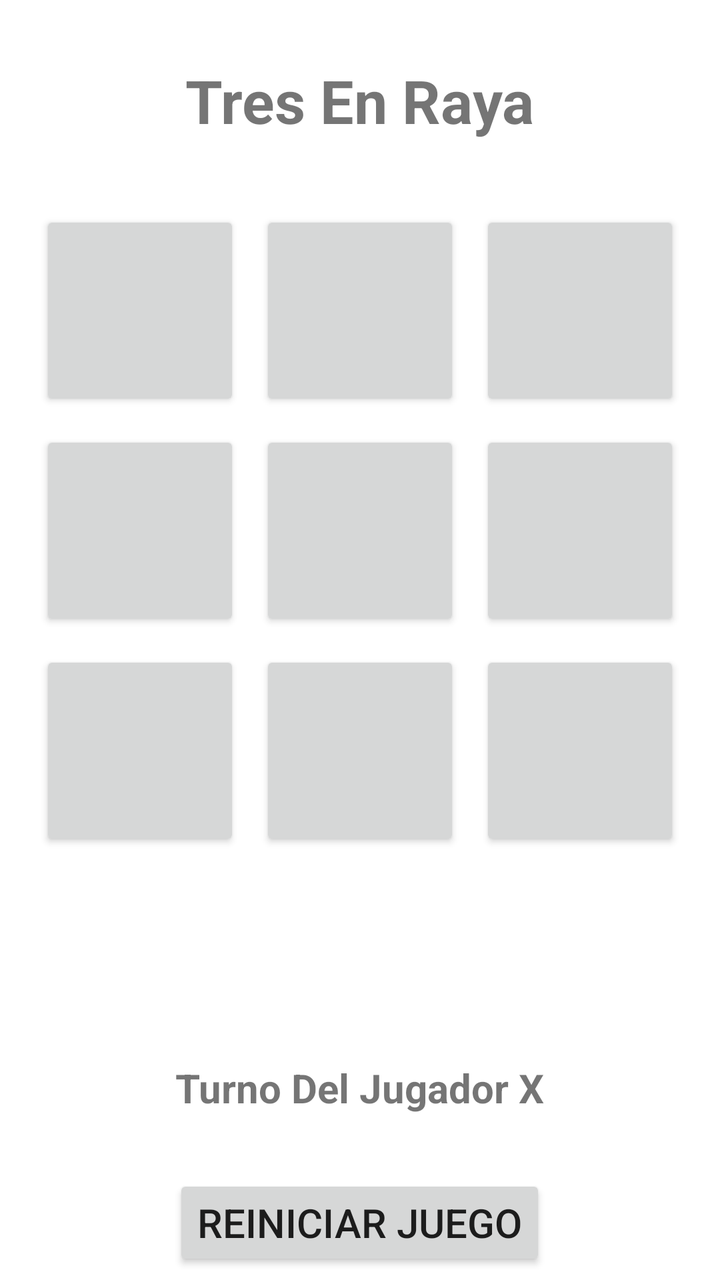
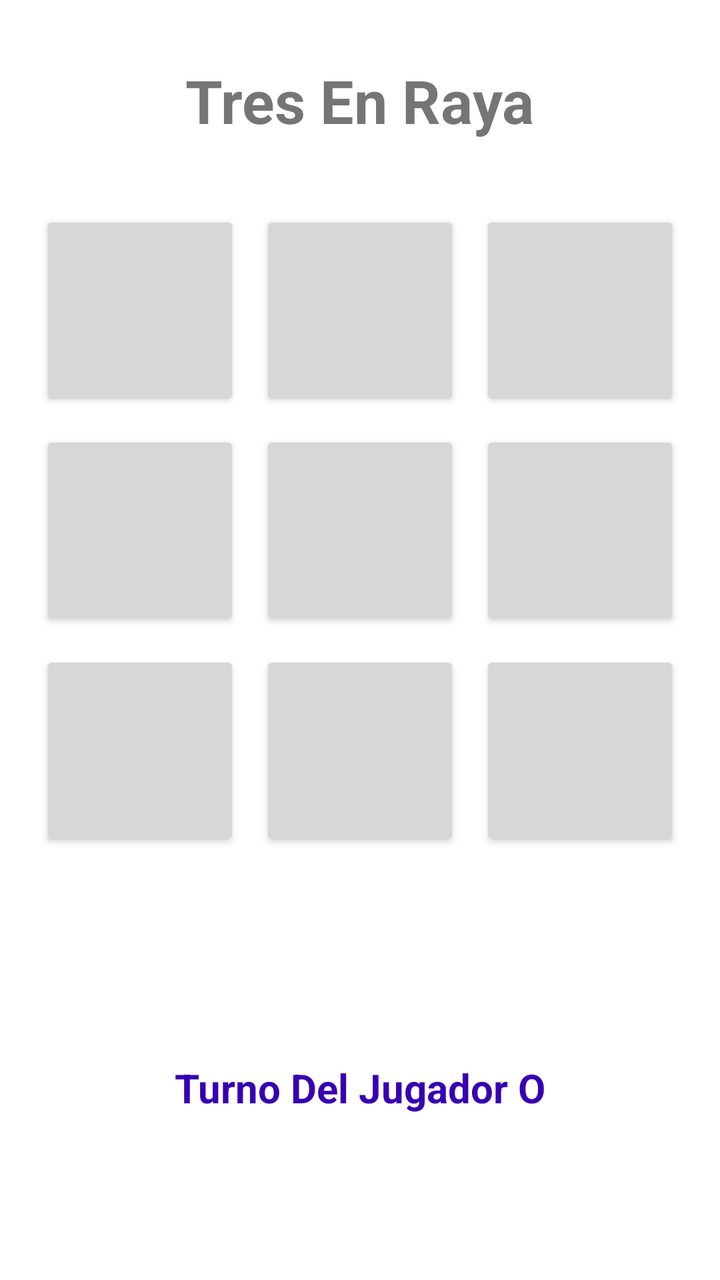

Screens rendered from an Android XML layout before and after an edit, with the pre-edit source and the edit as a unified diff.
<!-- AndroidManifest.xml: application theme Theme._2026_TresEnRaya -->
<!-- res/layout/activity_main.xml -->
<?xml version="1.0" encoding="utf-8"?>
<RelativeLayout xmlns:android="http://schemas.android.com/apk/res/android"
    android:layout_width="match_parent"
    android:layout_height="match_parent">
    <TextView
        android:id="@+id/TxVTitle"
        android:layout_width="wrap_content"
        android:layout_height="wrap_content"
        android:text="@string/appTitle"
        android:textSize="@dimen/textSizeTitle"
        android:textStyle="bold"
        android:layout_centerHorizontal="true"
        android:layout_marginTop="@dimen/marginTop"
        />
    <GridLayout
        android:id="@+id/GRLTablero"
        android:layout_width="wrap_content"
        android:layout_height="wrap_content"
        android:layout_below="@+id/TxVTitle"
        android:layout_marginTop="@dimen/marginTop"
        android:layout_centerHorizontal="true"
        android:columnCount="3"
        android:rowCount="3"
        android:alignmentMode="alignMargins"
        >
        <Button
            android:id="@+id/BTN00"
            android:layout_width="@dimen/buttonWidth"
            android:layout_height="@dimen/buttonHeight"
            android:layout_margin="@dimen/buttonMargin"/>
        <Button
            android:id="@+id/BTN01"
            android:layout_width="@dimen/buttonWidth"
            android:layout_height="@dimen/buttonHeight"
            android:layout_margin="@dimen/buttonMargin"/>
        <Button
            android:id="@+id/BTN02"
            android:layout_width="@dimen/buttonWidth"
            android:layout_height="@dimen/buttonHeight"
            android:layout_margin="@dimen/buttonMargin"/>
        <Button
            android:id="@+id/BTN10"
            android:layout_width="@dimen/buttonWidth"
            android:layout_height="@dimen/buttonHeight"
            android:layout_margin="@dimen/buttonMargin"/>
        <Button
            android:id="@+id/BTN11"
            android:layout_width="@dimen/buttonWidth"
            android:layout_height="@dimen/buttonHeight"
            android:layout_margin="@dimen/buttonMargin"/>
        <Button
            android:id="@+id/BTN12"
            android:layout_width="@dimen/buttonWidth"
            android:layout_height="@dimen/buttonHeight"
            android:layout_margin="@dimen/buttonMargin"/>
        <Button
            android:id="@+id/BTN20"
            android:layout_width="@dimen/buttonWidth"
            android:layout_height="@dimen/buttonHeight"
            android:layout_margin="@dimen/buttonMargin"/>
        <Button
            android:id="@+id/BTN21"
            android:layout_width="@dimen/buttonWidth"
            android:layout_height="@dimen/buttonHeight"
            android:layout_margin="@dimen/buttonMargin"/>
        <Button
            android:id="@+id/BTN22"
            android:layout_width="@dimen/buttonWidth"
            android:layout_height="@dimen/buttonHeight"
            android:layout_margin="@dimen/buttonMargin"/>

    </GridLayout>
    <TextView
        android:id="@+id/TxVPlayer"
        android:layout_width="wrap_content"
        android:layout_height="wrap_content"
        android:layout_below="@+id/GRLTablero"
        android:text="@string/player"
        android:textSize="@dimen/textSizeNormal"
        android:textStyle="bold"
        android:layout_centerHorizontal="true"
        android:layout_marginTop="@dimen/marginTopFirst"
        />
    <Button
        android:id="@+id/BTNRestart"
        android:layout_width="wrap_content"
        android:layout_height="wrap_content"
        android:layout_below="@id/TxVPlayer"
        android:layout_centerHorizontal="true"
        android:text="@string/Restart"
        android:layout_marginTop="@dimen/marginTop"
        android:textSize="@dimen/textSizeNormal"
        />

</RelativeLayout>
<!-- resources referenced by this layout -->
<resources>
  <dimen name="buttonHeight">100dp</dimen>
  <dimen name="buttonMargin">5dp</dimen>
  <dimen name="buttonWidth">100dp</dimen>
  <dimen name="marginTop">30dp</dimen>
  <dimen name="marginTopFirst">100dp</dimen>
  <dimen name="textSizeNormal">20sp</dimen>
  <dimen name="textSizeTitle">30sp</dimen>
  <string name="Restart">Reiniciar Juego</string>
  <string name="appTitle">Tres En Raya</string>
  <string name="player">Turno Del Jugador X</string>
  <style name="Theme._2026_TresEnRaya" parent="Theme.MaterialComponents.DayNight.DarkActionBar">
          
          <item name="colorPrimary">@color/purple_500</item>
          <item name="colorPrimaryVariant">@color/purple_700</item>
          <item name="colorOnPrimary">@color/white</item>
          
          <item name="colorSecondary">@color/teal_200</item>
          <item name="colorSecondaryVariant">@color/teal_700</item>
          <item name="colorOnSecondary">@color/black</item>
          
          <item name="android:statusBarColor">?attr/colorPrimaryVariant</item>
          
      </style>
  <color name="purple_500">#FF6200EE</color>
  <color name="purple_700">#FF3700B3</color>
  <color name="white">#FFFFFFFF</color>
  <color name="teal_200">#FF03DAC5</color>
  <color name="teal_700">#FF018786</color>
  <color name="black">#FF000000</color>
</resources>

<!-- the commit's change to res/layout/activity_main.xml (unified diff, before → after) -->
@@ -27,47 +27,56 @@
             android:id="@+id/BTN00"
             android:layout_width="@dimen/buttonWidth"
             android:layout_height="@dimen/buttonHeight"
-            android:layout_margin="@dimen/buttonMargin"/>
+            android:layout_margin="@dimen/buttonMargin"
+            android:textSize="@dimen/buttonTextSize"/>
         <Button
             android:id="@+id/BTN01"
             android:layout_width="@dimen/buttonWidth"
             android:layout_height="@dimen/buttonHeight"
-            android:layout_margin="@dimen/buttonMargin"/>
+            android:layout_margin="@dimen/buttonMargin"
+            android:textSize="@dimen/buttonTextSize"/>
         <Button
             android:id="@+id/BTN02"
             android:layout_width="@dimen/buttonWidth"
             android:layout_height="@dimen/buttonHeight"
-            android:layout_margin="@dimen/buttonMargin"/>
+            android:layout_margin="@dimen/buttonMargin"
+            android:textSize="@dimen/buttonTextSize"/>
         <Button
             android:id="@+id/BTN10"
             android:layout_width="@dimen/buttonWidth"
             android:layout_height="@dimen/buttonHeight"
-            android:layout_margin="@dimen/buttonMargin"/>
+            android:layout_margin="@dimen/buttonMargin"
+            android:textSize="@dimen/buttonTextSize"/>
         <Button
             android:id="@+id/BTN11"
             android:layout_width="@dimen/buttonWidth"
             android:layout_height="@dimen/buttonHeight"
-            android:layout_margin="@dimen/buttonMargin"/>
+            android:layout_margin="@dimen/buttonMargin"
+            android:textSize="@dimen/buttonTextSize"/>
         <Button
             android:id="@+id/BTN12"
             android:layout_width="@dimen/buttonWidth"
             android:layout_height="@dimen/buttonHeight"
-            android:layout_margin="@dimen/buttonMargin"/>
+            android:layout_margin="@dimen/buttonMargin"
+            android:textSize="@dimen/buttonTextSize"/>
         <Button
             android:id="@+id/BTN20"
             android:layout_width="@dimen/buttonWidth"
             android:layout_height="@dimen/buttonHeight"
-            android:layout_margin="@dimen/buttonMargin"/>
+            android:layout_margin="@dimen/buttonMargin"
+            android:textSize="@dimen/buttonTextSize"/>
         <Button
             android:id="@+id/BTN21"
             android:layout_width="@dimen/buttonWidth"
             android:layout_height="@dimen/buttonHeight"
-            android:layout_margin="@dimen/buttonMargin"/>
+            android:layout_margin="@dimen/buttonMargin"
+            android:textSize="@dimen/buttonTextSize"/>
         <Button
             android:id="@+id/BTN22"
             android:layout_width="@dimen/buttonWidth"
             android:layout_height="@dimen/buttonHeight"
-            android:layout_margin="@dimen/buttonMargin"/>
+            android:layout_margin="@dimen/buttonMargin"
+            android:textSize="@dimen/buttonTextSize"/>
 
     </GridLayout>
     <TextView
@@ -75,11 +84,12 @@
         android:layout_width="wrap_content"
         android:layout_height="wrap_content"
         android:layout_below="@+id/GRLTablero"
-        android:text="@string/player"
+        android:text="@string/playerO"
         android:textSize="@dimen/textSizeNormal"
         android:textStyle="bold"
         android:layout_centerHorizontal="true"
         android:layout_marginTop="@dimen/marginTopFirst"
+        android:textColor="@color/purple_700"
         />
     <Button
         android:id="@+id/BTNRestart"
@@ -90,6 +100,7 @@
         android:text="@string/Restart"
         android:layout_marginTop="@dimen/marginTop"
         android:textSize="@dimen/textSizeNormal"
+        android:visibility="invisible"
         />
 
 </RelativeLayout>
<!-- resource entries referenced after the edit -->
@@ -1,7 +1,9 @@
 <!-- resources referenced by this layout -->
 <resources>
+  <color name="purple_700">#FF3700B3</color>
   <dimen name="buttonHeight">100dp</dimen>
   <dimen name="buttonMargin">5dp</dimen>
+  <dimen name="buttonTextSize">60sp</dimen>
   <dimen name="buttonWidth">100dp</dimen>
   <dimen name="marginTop">30dp</dimen>
   <dimen name="marginTopFirst">100dp</dimen>
@@ -9,7 +11,7 @@
   <dimen name="textSizeTitle">30sp</dimen>
   <string name="Restart">Reiniciar Juego</string>
   <string name="appTitle">Tres En Raya</string>
-  <string name="player">Turno Del Jugador X</string>
+  <string name="playerO">Turno Del Jugador O</string>
   <style name="Theme._2026_TresEnRaya" parent="Theme.MaterialComponents.DayNight.DarkActionBar">
           
           <item name="colorPrimary">@color/purple_500</item>
@@ -24,7 +26,6 @@
           
       </style>
   <color name="purple_500">#FF6200EE</color>
-  <color name="purple_700">#FF3700B3</color>
   <color name="white">#FFFFFFFF</color>
   <color name="teal_200">#FF03DAC5</color>
   <color name="teal_700">#FF018786</color>
